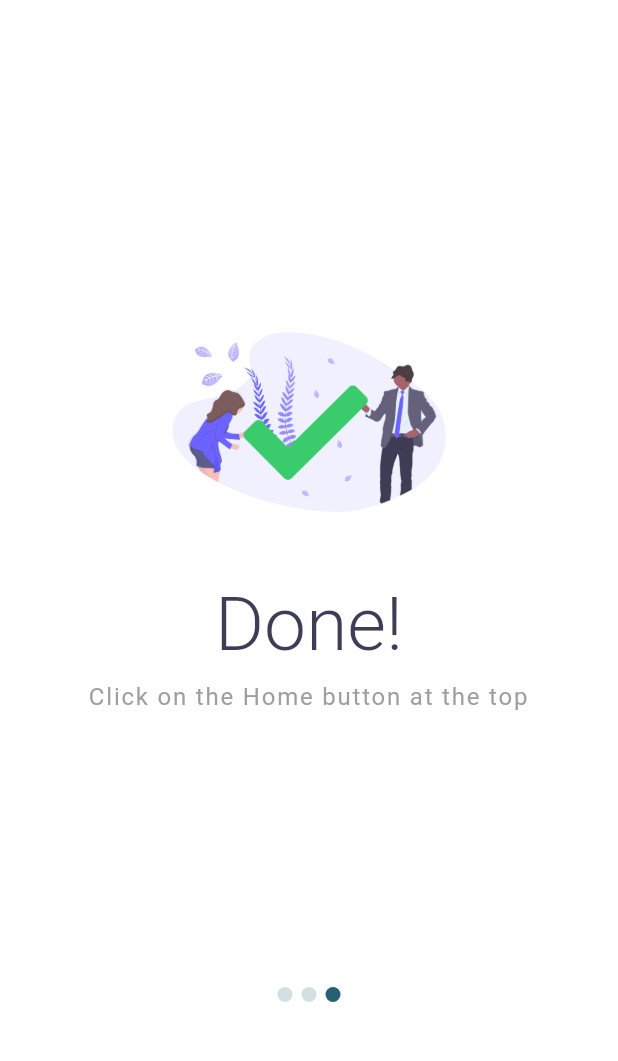
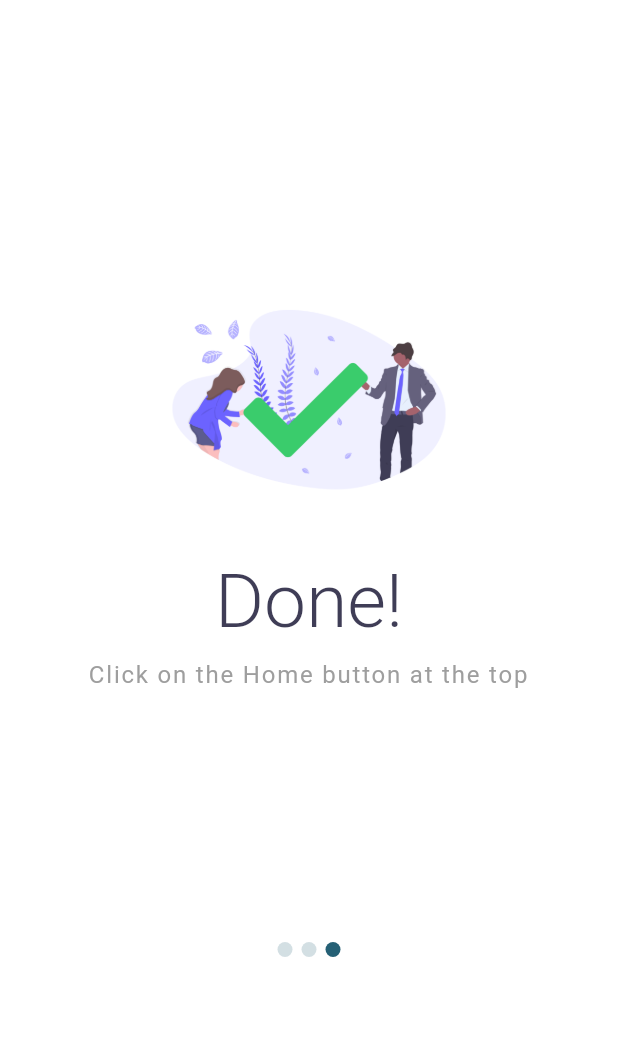
Before and after one commit to chuckinSpace/study_time, a Flutter app: the screen it shows once a user with an empty profile is signed in, swiped to page 3, on a phone screen of 412 x 824 dp, the part 84-1145 px from its top. Run offline on Flutter 3.47's test engine with Material 2 defaults, Android fonts, the phone set to English and light mode, and no system bars; our stand-ins replace auto_size_text, cloud_firestore, firebase_analytics, firebase_auth, flutter_spinkit, google_sign_in and 2 more; missing offline and left inert: device_calendar, firebase_admob, flutter_cupertino_date_picker, tutorial_coach_mark; accounts and stored records are empty; Roboto replaces fonts that are missing (Hind).

Commit message:
added suuport for biugger screen on ad, backgrounf of loading

```diff
--- a/lib/items.dart
+++ b/lib/items.dart
@@ -2,13 +2,13 @@ List items = [
   {
     "header": "Organize",
     "description":
-        "Make sure you keep you Prefered Calendar up to date, and your settings in the app exactly how you like it, Study Time will do the rest!",
+        "Make sure you keep your Prefered Calendar up to date, and your settings in the app exactly how you like it, Study Time will do the rest!",
     "image": "assets/manage.png"
   },
   {
     "header": "Calendar",
     "description":
-        "Study Time will go to your selected Calendar and figure out how many sessions and when to schedule them. Finally, they will be added Calendar",
+        "Study Time will go to your selected Calendar and figure out how many sessions and when to schedule them. Finally, they will be added to your Calendar",
     "image": "assets/time.png"
   },
   {
--- a/lib/main.dart
+++ b/lib/main.dart
@@ -1,3 +1,14 @@
+/* smart banner sizes
+32 dp when screen height ≤ 400 dp
+50 dp when screen height > 400 dp and ≤ 720 dp
+90 dp when screen height > 720 dp
+iOS
+iPhone:
+50 dp in portrait and
+32 dp in landscape
+iPads 90 dp for both
+*/
+
 import 'package:firebase_admob/firebase_admob.dart';
 import 'package:firebase_analytics/firebase_analytics.dart';
 import 'package:firebase_analytics/observer.dart';
@@ -63,19 +74,21 @@ class MyApp extends StatelessWidget {
           observer: observer,
         ),
         builder: (BuildContext context, Widget widget) {
-          /*        createBannerAd(isIOS)
+          /* createBannerAd(isIOS)
             ..load()
             ..show(); */
           isKeyboardOpen = MediaQuery.of(context).viewInsets.bottom != 0;
+          final screenHeight = MediaQuery.of(context).size.height;
 
           double paddingBottom = isIOS ? 90.0 : 60.0;
-          double paddingRight = 0;
+          if (screenHeight <= 400) paddingBottom = 30;
+          if (screenHeight > 400) paddingBottom = 50;
+          if (screenHeight > 720) paddingBottom = 90;
 
           return Padding(
             child: widget,
             padding: EdgeInsets.only(
-                bottom: isKeyboardOpen ? 0 : paddingBottom,
-                right: paddingRight),
+                bottom: isKeyboardOpen ? 0 : paddingBottom, right: 0),
           );
         },
       ),
```
Also changed, not shown: lib/screens/settings/settings.dart (+37 -5 lines), lib/shared/loading.dart (+14 -1 lines), 1 other file.
